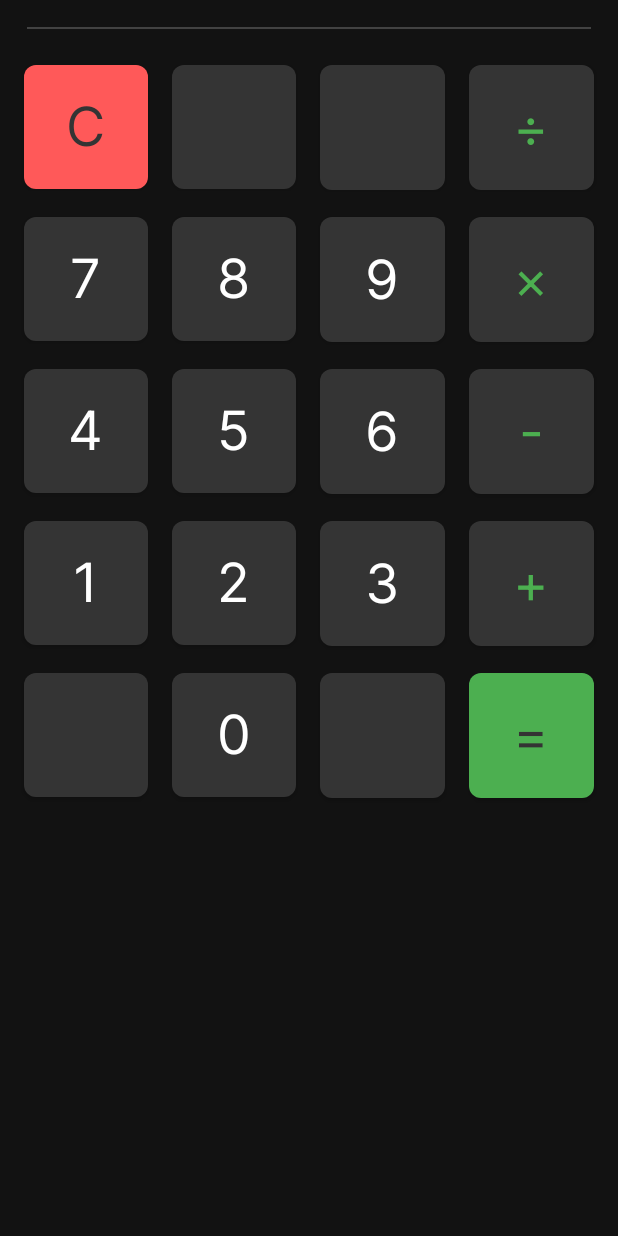
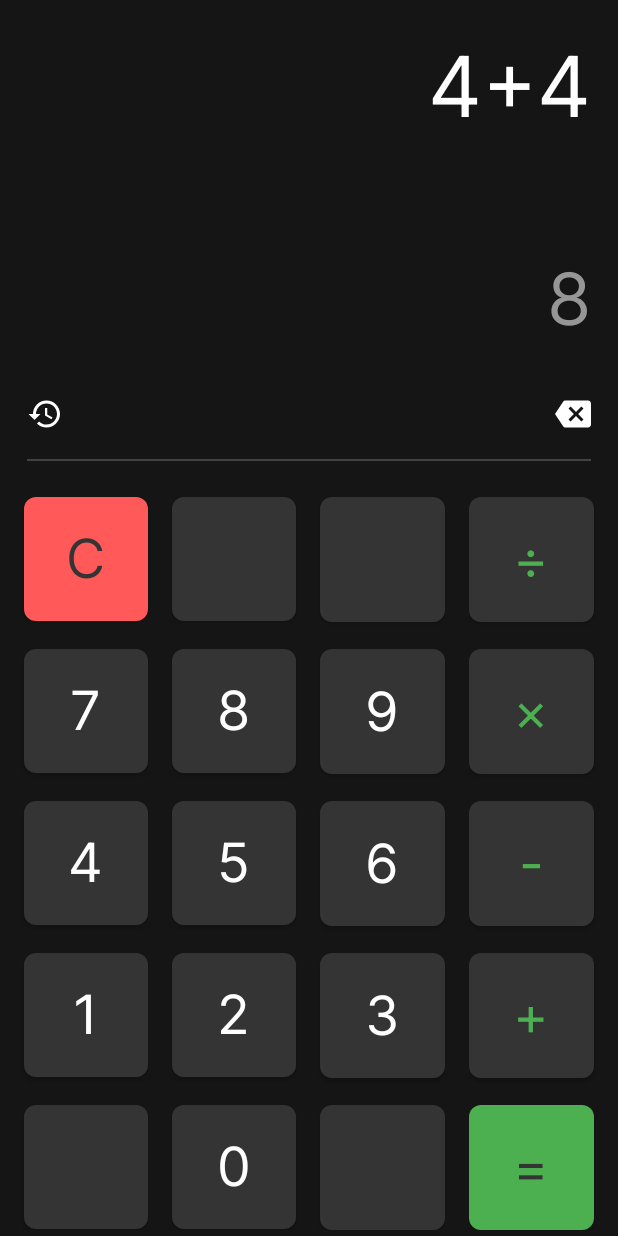
Before and after one commit to HardSea/ux-calculator, an Android app built with Jetpack Compose: the screen it shows after launch (MainActivity), on a phone screen of 412 x 824 dp. Run offline under Robolectric (Android 15) with nearby library versions, the phone set to English and light mode, and no system bars.

Commit message:
Finish ui part

```diff
--- a/app/src/main/java/com/hillywave/uxcalculator/ui/main/CalculatorGrid.kt
+++ b/app/src/main/java/com/hillywave/uxcalculator/ui/main/CalculatorGrid.kt
@@ -1,7 +1,6 @@
 package com.hillywave.uxcalculator.ui.main
 
 import androidx.compose.foundation.layout.Row
-import androidx.compose.foundation.layout.fillMaxSize
 import androidx.compose.foundation.layout.padding
 import androidx.compose.foundation.lazy.LazyColumn
 import androidx.compose.runtime.Composable
@@ -14,11 +13,7 @@ fun CalculatorGrid(
 	modifier: Modifier = Modifier,
 	onButtonClick: (ButtonType) -> Unit
 ) {
-	LazyColumn(
-		modifier = modifier
-			.padding(horizontal = 8.dp)
-			.fillMaxSize()
-	) {
+	LazyColumn(modifier = modifier) {
 		calculatorButtons().chunked(4).forEachIndexed { i, subList ->
 			item {
 				Row(modifier = Modifier.padding(top = if (i != 0) 18.dp else 0.dp)) {
--- /dev/null
+++ b/app/src/main/java/com/hillywave/uxcalculator/ui/main/InstrumentType.kt
@@ -0,0 +1,6 @@
+package com.hillywave.uxcalculator.ui.main
+
+enum class InstrumentType {
+	HISTORY,
+	BACKSPACE
+}
--- a/app/src/main/java/com/hillywave/uxcalculator/ui/main/MainScreen.kt
+++ b/app/src/main/java/com/hillywave/uxcalculator/ui/main/MainScreen.kt
@@ -1,23 +1,43 @@
 package com.hillywave.uxcalculator.ui.main
 
+import androidx.compose.foundation.background
 import androidx.compose.foundation.layout.Column
-import androidx.compose.foundation.layout.fillMaxSize
+import androidx.compose.foundation.layout.fillMaxHeight
 import androidx.compose.foundation.layout.padding
 import androidx.compose.material.Divider
+import androidx.compose.material.MaterialTheme
 import androidx.compose.runtime.Composable
 import androidx.compose.ui.Modifier
+import androidx.compose.ui.graphics.Color
 import androidx.compose.ui.unit.dp
+import com.hillywave.uxcalculator.ui.main.components.InputPanel
+import com.hillywave.uxcalculator.ui.main.components.InstrumentPanel
+import com.hillywave.uxcalculator.ui.main.components.ResultPanel
 import com.hillywave.uxcalculator.ui.theme.Grey870
 
 @Composable
 fun MainScreen() {
-	Column(modifier = Modifier.fillMaxSize()) {
-
+	Column(
+		modifier = Modifier
+			.fillMaxHeight()
+			.background(MaterialTheme.colors.primary)
+	) {
+		InputPanel(
+			modifier = Modifier.padding(start = 18.dp, end = 18.dp, top = 24.dp),
+			value = "4+4"
+		)
+		Divider(modifier = Modifier.weight(1f), thickness = 0.dp, color = Color.Transparent)
+		ResultPanel(modifier = Modifier.padding(horizontal = 18.dp), value = "8")
+		InstrumentPanel(modifier = Modifier.padding(top = 36.dp)) {
+			when (it) {
+				InstrumentType.HISTORY -> {
+				}
+				InstrumentType.BACKSPACE -> {
+				}
+			}
+		}
 		Divider(modifier = Modifier.padding(bottom = 24.dp, start = 18.dp, end = 18.dp, top = 18.dp), thickness = 1.dp, color = Grey870)
-		CalculatorGrid(
-			modifier = Modifier
-				.fillMaxSize()
-		) {
+		CalculatorGrid(modifier = Modifier.padding(start = 8.dp, end = 8.dp, bottom = 4.dp)) {
 			when (it) {
 				is ButtonType.Numbers -> {
 				}
--- /dev/null
+++ b/app/src/main/java/com/hillywave/uxcalculator/ui/main/components/InputPanel.kt
@@ -0,0 +1,25 @@
+package com.hillywave.uxcalculator.ui.main.components
+
+import androidx.compose.foundation.layout.fillMaxWidth
+import androidx.compose.material.MaterialTheme
+import androidx.compose.material.Text
+import androidx.compose.runtime.Composable
+import androidx.compose.ui.Modifier
+import androidx.compose.ui.text.style.TextAlign
+import androidx.compose.ui.unit.sp
+import com.hillywave.uxcalculator.ui.theme.Inter
+
+@Composable
+fun InputPanel(
+	modifier: Modifier = Modifier,
+	value: String
+) {
+	Text(
+		modifier = modifier.fillMaxWidth(),
+		text = value,
+		fontFamily = Inter,
+		fontSize = 56.sp,
+		color = MaterialTheme.colors.onPrimary,
+		textAlign = TextAlign.End
+	)
+}
--- /dev/null
+++ b/app/src/main/java/com/hillywave/uxcalculator/ui/main/components/InstrumentPanel.kt
@@ -0,0 +1,46 @@
+package com.hillywave.uxcalculator.ui.main.components
+
+import androidx.compose.foundation.clickable
+import androidx.compose.foundation.layout.Row
+import androidx.compose.foundation.layout.fillMaxWidth
+import androidx.compose.foundation.layout.padding
+import androidx.compose.material.Divider
+import androidx.compose.material.Icon
+import androidx.compose.material.MaterialTheme
+import androidx.compose.runtime.Composable
+import androidx.compose.ui.Modifier
+import androidx.compose.ui.graphics.Color
+import androidx.compose.ui.res.painterResource
+import androidx.compose.ui.unit.dp
+import com.hillywave.uxcalculator.R
+import com.hillywave.uxcalculator.ui.main.InstrumentType
+
+@Composable
+fun InstrumentPanel(
+	modifier: Modifier = Modifier,
+	onInstrumentClick: (InstrumentType) -> Unit
+) {
+	Row(
+		modifier = modifier
+			.fillMaxWidth()
+			.padding(horizontal = 18.dp)
+	) {
+		Icon(
+			modifier = Modifier.clickable {
+				onInstrumentClick(InstrumentType.HISTORY)
+			},
+			painter = painterResource(id = R.drawable.ic_history),
+			contentDescription = null,
+			tint = MaterialTheme.colors.onPrimary
+		)
+		Divider(modifier = Modifier.weight(1f), thickness = 0.dp, color = Color.Transparent)
+		Icon(
+			modifier = Modifier.clickable {
+				onInstrumentClick(InstrumentType.HISTORY)
+			},
+			painter = painterResource(id = R.drawable.ic_backspace),
+			contentDescription = null,
+			tint = MaterialTheme.colors.onPrimary
+		)
+	}
+}
--- /dev/null
+++ b/app/src/main/java/com/hillywave/uxcalculator/ui/main/components/ResultPanel.kt
@@ -0,0 +1,25 @@
+package com.hillywave.uxcalculator.ui.main.components
+
+import androidx.compose.foundation.layout.fillMaxWidth
+import androidx.compose.material.Text
+import androidx.compose.runtime.Composable
+import androidx.compose.ui.Modifier
+import androidx.compose.ui.text.style.TextAlign
+import androidx.compose.ui.unit.sp
+import com.hillywave.uxcalculator.ui.theme.Grey550
+import com.hillywave.uxcalculator.ui.theme.Inter
+
+@Composable
+fun ResultPanel(
+	modifier: Modifier = Modifier,
+	value: String,
+) {
+	Text(
+		modifier = modifier.fillMaxWidth(),
+		text = value,
+		fontFamily = Inter,
+		fontSize = 48.sp,
+		color = Grey550,
+		textAlign = TextAlign.End
+	)
+}
--- a/app/src/main/java/com/hillywave/uxcalculator/ui/theme/Color.kt
+++ b/app/src/main/java/com/hillywave/uxcalculator/ui/theme/Color.kt
@@ -3,8 +3,9 @@ package com.hillywave.uxcalculator.ui.theme
 import androidx.compose.ui.graphics.Color
 
 val Grey950 = Color(0xFF151515)
+val Grey870 = Color(0xFF424242)
 val Grey850 = Color(0xFF343434)
-val Grey870 = Color(0xFF424242)
+val Grey550 = Color(0xFF969696)
 
 val Green450 = Color(0xFF4CAF50)
 val Red450 = Color(0xFFFF5959)
--- /dev/null
+++ b/app/src/main/res/drawable/ic_backspace.xml
@@ -0,0 +1,12 @@
+<vector
+	xmlns:android="http://schemas.android.com/apk/res/android"
+	android:width="24dp"
+	android:height="24dp"
+	android:viewportWidth="24"
+	android:viewportHeight="24"
+	android:tint="@color/black"
+	android:autoMirrored="true">
+	<path
+		android:fillColor="@android:color/white"
+		android:pathData="M22,3L7,3c-0.69,0 -1.23,0.35 -1.59,0.88L0,12l5.41,8.11c0.36,0.53 0.9,0.89 1.59,0.89h15c1.1,0 2,-0.9 2,-2L24,5c0,-1.1 -0.9,-2 -2,-2zM19,15.59L17.59,17 14,13.41 10.41,17 9,15.59 12.59,12 9,8.41 10.41,7 14,10.59 17.59,7 19,8.41 15.41,12 19,15.59z"/>
+</vector>
--- /dev/null
+++ b/app/src/main/res/drawable/ic_history.xml
@@ -0,0 +1,11 @@
+<vector
+	xmlns:android="http://schemas.android.com/apk/res/android"
+	android:width="24dp"
+	android:height="24dp"
+	android:viewportWidth="24"
+	android:viewportHeight="24"
+	android:tint="@color/black">
+	<path
+		android:fillColor="@android:color/white"
+		android:pathData="M13,3c-4.97,0 -9,4.03 -9,9L1,12l3.89,3.89 0.07,0.14L9,12L6,12c0,-3.87 3.13,-7 7,-7s7,3.13 7,7 -3.13,7 -7,7c-1.93,0 -3.68,-0.79 -4.94,-2.06l-1.42,1.42C8.27,19.99 10.51,21 13,21c4.97,0 9,-4.03 9,-9s-4.03,-9 -9,-9zM12,8v5l4.28,2.54 0.72,-1.21 -3.5,-2.08L13.5,8L12,8z"/>
+</vector>
```
